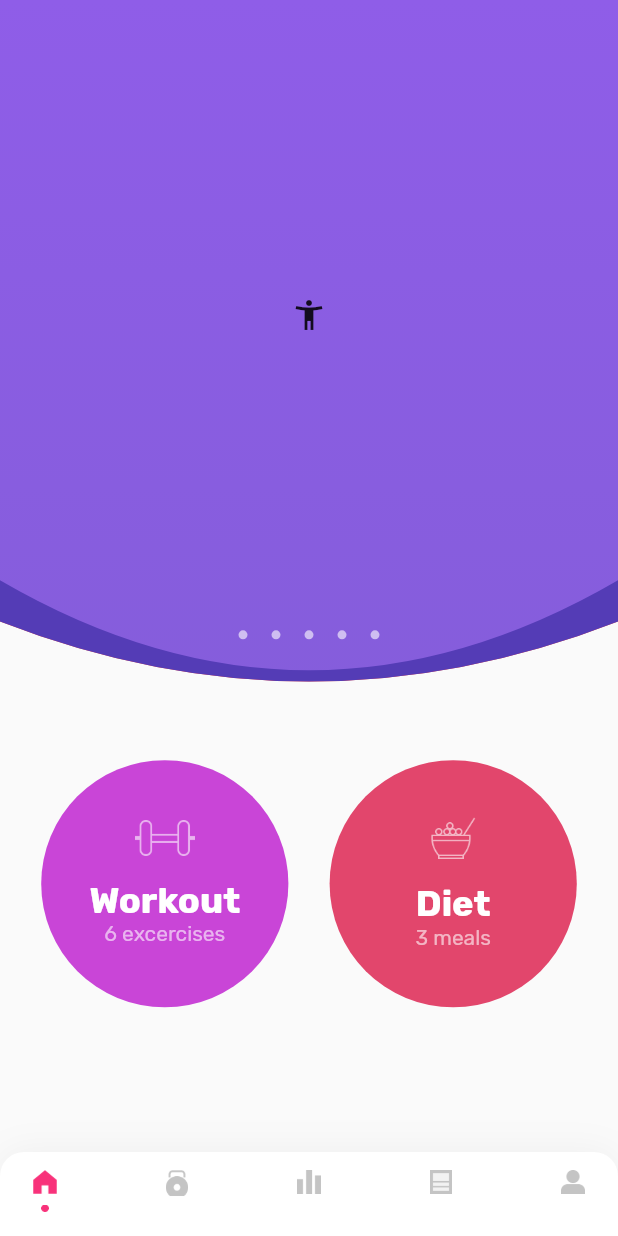
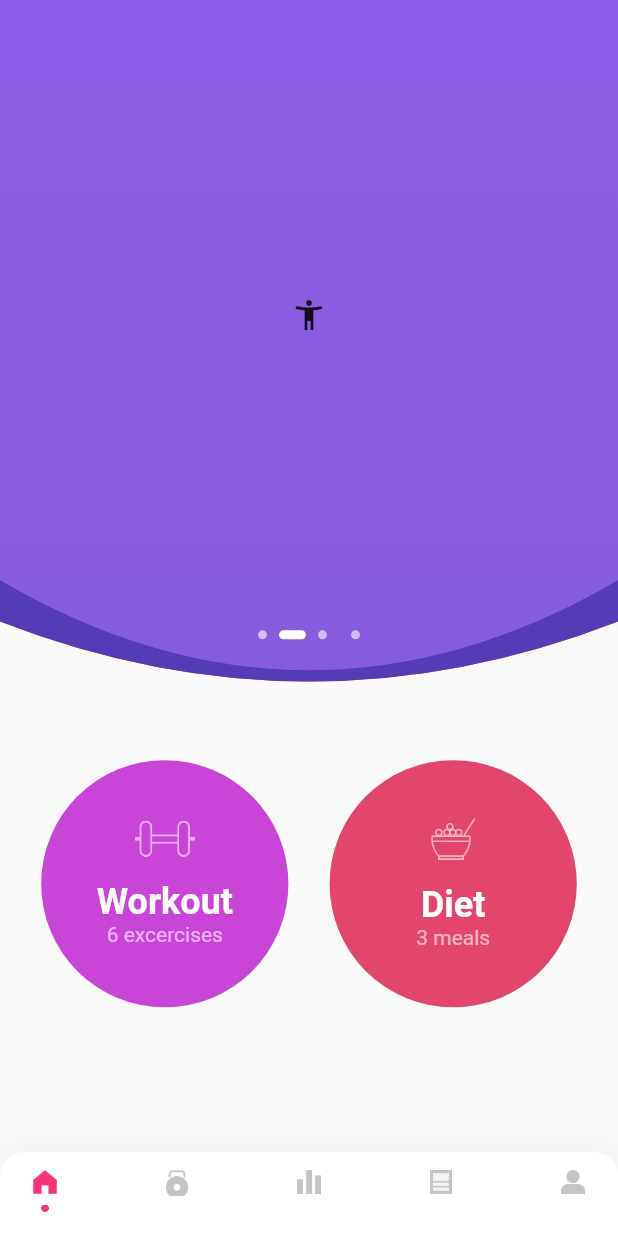
Before and after one commit to CoMatu/msfit, a Flutter app: the screen it shows after launch, swiped to page 2, on a phone screen of 412 x 824 dp. Run offline on Flutter 3.47's test engine with Material 2 defaults, Android fonts, the phone set to English and light mode, and no system bars.

Commit message:
initial commit2132

```diff
--- a/lib/features/msfit/presentation/pages/home_page.dart
+++ b/lib/features/msfit/presentation/pages/home_page.dart
@@ -1,4 +1,5 @@
 import 'package:flutter/material.dart';
+import 'package:provider/provider.dart';
 
 class HomePage extends StatelessWidget {
   final List<Widget> _pages = [
@@ -10,6 +11,7 @@ class HomePage extends StatelessWidget {
 
   @override
   Widget build(BuildContext context) {
+    final positionModel = Provider.of<PositionModel>(context);
     return Scaffold(
       body: Column(
         children: <Widget>[
@@ -51,10 +53,14 @@ class HomePage extends StatelessWidget {
                         itemBuilder: (context, position) => Container(
                               child: _pages[position],
                             ),
-                      onPageChanged: (num) => print(num),
+                        onPageChanged: (num) {
+                          positionModel.setPosition(num);
+                        }),
                   ),
+                  AnimationDots(
+                    dotCount: _pages.length,
                   ),
-                  AnimationDots(dotCount: _pages.length,), // for page view indicator
+                  // for page view indicator
                 ],
               ),
             ],
@@ -242,19 +248,40 @@ class HomePage extends StatelessWidget {
 
 class AnimationDots extends StatelessWidget {
   final int dotCount;
-  const AnimationDots({Key key,@required this.dotCount}) : super(key: key);
+
+  const AnimationDots({Key key, @required this.dotCount}) : super(key: key);
 
   @override
   Widget build(BuildContext context) {
-    final dotList = List<Widget>.generate(dotCount + 1, _buildDot);
+    final dotList = List<Widget>.generate(dotCount, (count) {
+      return _buildDot(count, context);
+    });
 
-    return Row(mainAxisSize: MainAxisSize.min,
-      children: dotList,);
+    return Row(
+      mainAxisSize: MainAxisSize.min,
+      children: dotList,
+    );
   }
 
-  static Widget _buildDot(int index) {
+  static Widget _buildDot(int index, context) {
+    final _positionModel = Provider.of<PositionModel>(context);
     final _height = 6.0;
     final _width = 6.0;
+    final position = _positionModel.getPosition();
+    print('in builder $position');
+    if (_positionModel.getPosition() == index) {
+      return AnimatedContainer(
+        child: Container(
+          height: _height,
+          width: _width * 3,
+          decoration: BoxDecoration(
+              color: Colors.white,
+              borderRadius: BorderRadius.circular(_height / 2)),
+        ),
+        duration: Duration(milliseconds: 500),
+        curve: Curves.fastOutSlowIn,
+      );
+    }
     return Opacity(
       opacity: 0.6,
       child: Container(
@@ -263,8 +290,7 @@ class AnimationDots extends StatelessWidget {
         margin: EdgeInsets.only(left: 8.0, right: 8.0),
         decoration: BoxDecoration(
             color: Colors.white,
-              borderRadius: BorderRadius.circular(_height/2)
-        ),
+            borderRadius: BorderRadius.circular(_height / 2)),
       ),
     );
   }
@@ -303,3 +329,16 @@ class CustomClipPathInner extends CustomClipper<Path> {
   @override
   bool shouldReclip(CustomClipper<Path> oldClipper) => false;
 }
+
+class PositionModel with ChangeNotifier {
+  int _position = 0;
+
+  getPosition() => _position;
+
+  setPosition(int position) {
+    _position = position;
+    print('in model - $_position');
+
+    notifyListeners();
+  }
+}
--- a/lib/main.dart
+++ b/lib/main.dart
@@ -1,8 +1,12 @@
 import 'package:flutter/material.dart';
+import 'package:provider/provider.dart';
 
 import 'features/msfit/presentation/pages/home_page.dart';
 
-void main() => runApp(MyApp());
+void main() => runApp(ChangeNotifierProvider<PositionModel>(
+  builder: (_) => PositionModel(),
+  child: MyApp(),
+));
 
 class MyApp extends StatelessWidget {
   // This widget is the root of your application.
@@ -21,7 +25,6 @@ class MyApp extends StatelessWidget {
         // Notice that the counter didn't reset back to zero; the application
         // is not restarted.
         primarySwatch: Colors.blue,
-        fontFamily: 'Rubik'
       ),
       home: HomePage(),
     );
```
Lines whose indentation alone changed are shown as unchanged.
